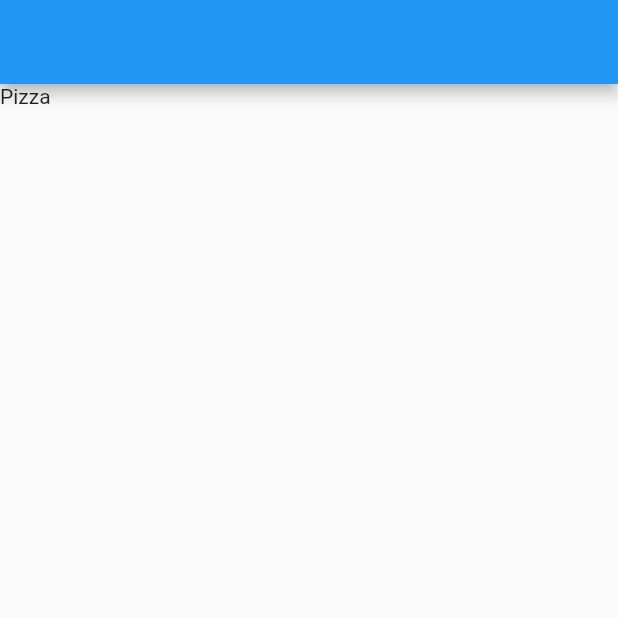
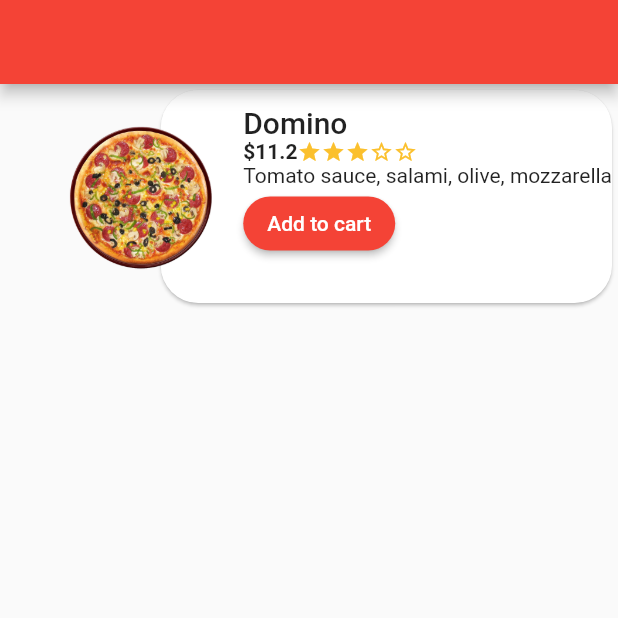
Before and after one commit to dtengeri/pizza_layout, a Flutter app: the screen it shows after launch, on a phone screen of 412 x 824 dp, the top half of it. Run offline on Flutter 3.47's test engine with Material 2 defaults, Android fonts, the phone set to English and light mode, and no system bars.

Commit message:
Added pizza card

```diff
--- a/lib/main.dart
+++ b/lib/main.dart
@@ -1,4 +1,6 @@
 import 'package:flutter/material.dart';
+import 'package:pizza_layout/pizza.dart';
+import 'package:pizza_layout/pizza_card.dart';
 
 void main() {
   runApp(MyApp());
@@ -20,11 +22,15 @@ class MyApp extends StatelessWidget {
         // or simply save your changes to "hot reload" in a Flutter IDE).
         // Notice that the counter didn't reset back to zero; the application
         // is not restarted.
-        primarySwatch: Colors.blue,
+        primarySwatch: Colors.red,
       ),
       home: Scaffold(
         appBar: AppBar(),
-        body: Text('Pizza'),
+        body: Column(
+          children: [
+            PizzaCard(pizza: PIZZAS[0]),
+          ],
+        ),
       ),
     );
   }
--- a/lib/pizza.dart
+++ b/lib/pizza.dart
@@ -1,16 +1,16 @@
 class Pizza {
-  final String? name;
-  final String? topping;
-  final double? price;
-  final String? imagePath;
-  final int? rating;
+  final String name;
+  final String topping;
+  final double price;
+  final String imagePath;
+  final int rating;
 
   const Pizza({
-    this.name,
-    this.topping,
-    this.price,
-    this.imagePath,
-    this.rating,
+    required this.name,
+    required this.topping,
+    required this.price,
+    required this.imagePath,
+    required this.rating,
   });
 }
 
--- /dev/null
+++ b/lib/pizza_card.dart
@@ -0,0 +1,125 @@
+import 'package:flutter/material.dart';
+import 'package:pizza_layout/pizza.dart';
+
+class PizzaCard extends StatelessWidget {
+  final Pizza pizza;
+
+  const PizzaCard({
+    Key? key,
+    required this.pizza,
+  }) : super(key: key);
+
+  @override
+  Widget build(BuildContext context) {
+    return Container(
+      width: double.infinity,
+      child: Container(
+        width: MediaQuery.of(context).size.width * 0.7,
+        height: 150,
+        child: Stack(
+          children: [
+            Positioned(
+              right: 0,
+              child: PizzaCardContent(
+                pizza: pizza,
+              ),
+            ),
+            Positioned(
+              top: 25,
+              right: MediaQuery.of(context).size.width * 0.65,
+              child: Image.asset(
+                pizza.imagePath,
+                width: 100,
+                height: 100,
+              ),
+            )
+          ],
+        ),
+      ),
+    );
+  }
+}
+
+class PizzaCardContent extends StatelessWidget {
+  const PizzaCardContent({
+    Key? key,
+    required this.pizza,
+  }) : super(key: key);
+
+  final Pizza pizza;
+
+  @override
+  Widget build(BuildContext context) {
+    return Container(
+      height: 150,
+      child: Card(
+        shape: RoundedRectangleBorder(
+          borderRadius: BorderRadius.circular(25),
+        ),
+        child: Padding(
+          padding: const EdgeInsets.only(
+            left: 55.0,
+            top: 10,
+          ),
+          child: Column(
+            crossAxisAlignment: CrossAxisAlignment.start,
+            children: [
+              Text(
+                pizza.name,
+                style: Theme.of(context).textTheme.headline6,
+              ),
+              Row(
+                children: [
+                  Text(
+                    '\$${pizza.price}',
+                    style: TextStyle(
+                      fontWeight: FontWeight.bold,
+                    ),
+                  ),
+                  Rating(pizza: pizza),
+                ],
+              ),
+              Text(pizza.topping),
+              Center(
+                child: ElevatedButton(
+                  onPressed: () {},
+                  child: Text(
+                    'Add to cart',
+                  ),
+                  style: ElevatedButton.styleFrom(
+                    shape: RoundedRectangleBorder(
+                      borderRadius: BorderRadius.circular(50),
+                    ),
+                  ),
+                ),
+              ),
+            ],
+          ),
+        ),
+      ),
+    );
+  }
+}
+
+class Rating extends StatelessWidget {
+  const Rating({
+    Key? key,
+    required this.pizza,
+  }) : super(key: key);
+
+  final Pizza pizza;
+
+  @override
+  Widget build(BuildContext context) {
+    return Row(
+      children: [
+        for (var i = 0; i < 5; i++)
+          Icon(
+            pizza.rating > i ? Icons.star : Icons.star_border,
+            size: 16,
+            color: Colors.yellow[700],
+          ),
+      ],
+    );
+  }
+}
```
